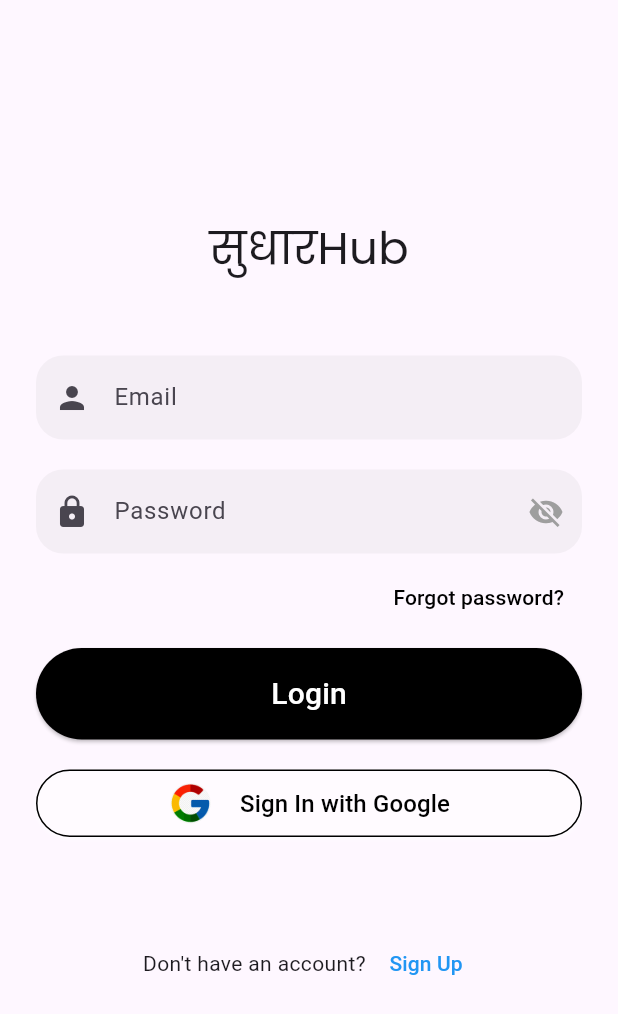
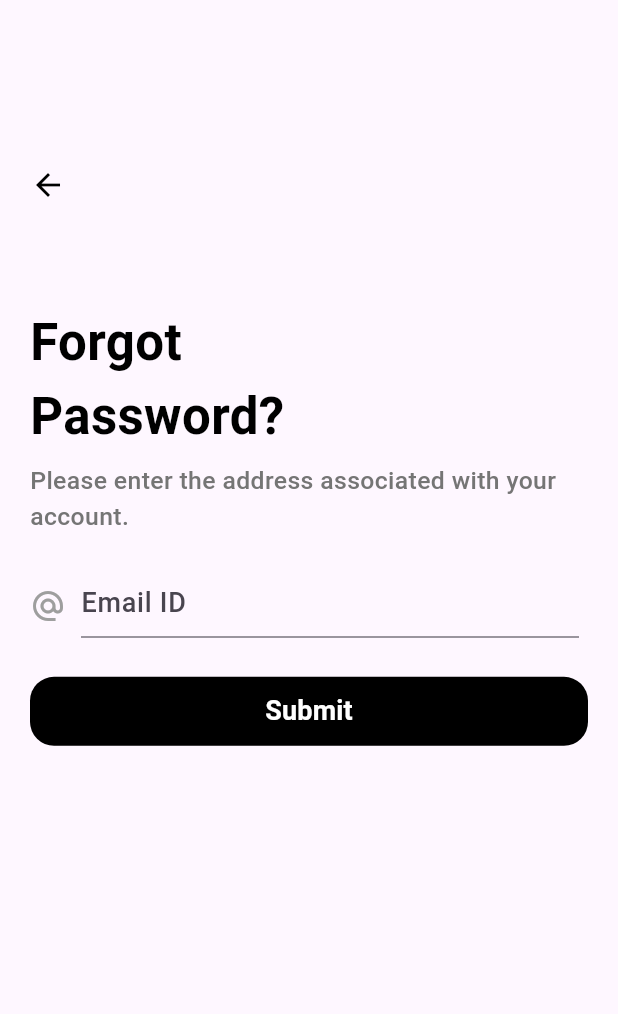
Before and after one commit to Kundalaryan/Sudhar_hubb, a Flutter app: the screen it shows after launch, after a tap on "Forgot password?", on a phone screen of 412 x 824 dp. Shown: the top 1014 px of the screen. Run offline on Flutter 3.47's test engine with Material 3 defaults, Android fonts, the phone set to English and light mode, and no system bars; our stand-ins replace cloud_firestore, firebase_auth, firebase_core, firebase_storage, geolocator, google_fonts and 3 more; missing offline and left inert: comment_box; accounts and stored records are empty.

Commit message:
Added comment and forget password

```diff
--- /dev/null
+++ b/lib/forget_password.dart
@@ -0,0 +1,183 @@
+import 'package:flutter/material.dart';
+import 'package:firebase_auth/firebase_auth.dart';
+
+import 'login_page.dart';
+
+class ForgotPassword extends StatefulWidget {
+  const ForgotPassword({Key? key}) : super(key: key);
+
+  @override
+  State<ForgotPassword> createState() => _ForgotPasswordState();
+}
+
+class _ForgotPasswordState extends State<ForgotPassword> {
+  final _formKey = GlobalKey<FormState>();
+  final _emailController = TextEditingController();
+
+  @override
+  Widget build(BuildContext context) {
+    // Password TextField
+    Widget _buildEmailTextField() {
+      return Container(
+        margin: const EdgeInsets.only(right: 6.0),
+        child: Row(
+          crossAxisAlignment: CrossAxisAlignment.center,
+          children: [
+            Container(
+              margin: const EdgeInsets.only(top: 6.0),
+              child: const Icon(
+                Icons.alternate_email_sharp,
+                color: Colors.grey,
+              ),
+            ),
+            const SizedBox(
+              width: 10.0,
+            ),
+            Expanded(
+              child: TextFormField(
+                controller: _emailController,
+                style: const TextStyle(
+                  fontSize: 18.0,
+                  fontWeight: FontWeight.w600,
+                ),
+                decoration: const InputDecoration(
+                  hintText: "Email ID ",
+                  hintStyle: TextStyle(
+                    fontSize: 18.0,
+                    fontWeight: FontWeight.w500,
+                  ),
+                  border: UnderlineInputBorder(
+                    borderSide: BorderSide(),
+                  ),
+                ),
+                validator: (value) {
+                  if (value == null || value.isEmpty) {
+                    return 'Please enter an email';
+                  }
+                  return null;
+                },
+              ),
+            ),
+          ],
+        ),
+      );
+    }
+
+    // Submit Button
+    Widget _buildSubmitBtn() {
+      return SizedBox(
+        width: MediaQuery.of(context).size.width,
+        child: MaterialButton(
+          elevation: 0.0,
+          highlightElevation: 0.0,
+          shape: RoundedRectangleBorder(
+            borderRadius: BorderRadius.circular(16.0),
+          ),
+          padding: const EdgeInsets.symmetric(vertical: 10.0),
+          color: Colors.black,
+          onPressed: () async {
+            if (_formKey.currentState!.validate()) {
+              try {
+                await FirebaseAuth.instance
+                    .sendPasswordResetEmail(email: _emailController.text);
+                ScaffoldMessenger.of(context).showSnackBar(
+                  const SnackBar(
+                    content: Text('Password reset email sent' '\n' 'Please Check Your Email'),
+                  ),
+                );
+                Navigator.of(context).pushReplacement(
+                  MaterialPageRoute(builder: (context) =>  LoginPage()),
+                );
+              } on FirebaseAuthException catch (e) {
+                ScaffoldMessenger.of(context).showSnackBar(
+                  SnackBar(
+                    content: Text(e.message ?? 'Error sending email'),
+                  ),
+                );
+              }
+            }
+          },
+          child: const Text(
+            "Submit",
+            style: TextStyle(
+              fontSize: 18.0,
+              color: Colors.white,
+              fontWeight: FontWeight.w700,
+            ),
+          ),
+        ),
+      );
+    }
+
+    return Scaffold(
+      body: SingleChildScrollView(
+        scrollDirection: Axis.vertical,
+        child: Container(
+          width: MediaQuery.of(context).size.width,
+          height: MediaQuery.of(context).size.height,
+          margin: const EdgeInsets.only(top: 25, left: 20.0, right: 20.0),
+          child: Column(
+            crossAxisAlignment: CrossAxisAlignment.start,
+            children: [
+              const SizedBox(
+                height: 18.0,
+              ),
+              Expanded(
+                //flex: 1,
+                child: GestureDetector(
+                  onTap: () => Navigator.pop(context),
+                  child: const Icon(
+                    Icons.arrow_back,
+                    color: Colors.black,
+                  ),
+                ),
+              ),
+              /* Expanded(
+
+                child: Image.asset(
+                  "assets/images/forgotpassword.jpeg",
+                ),
+              ),*/
+              Expanded(
+                flex: 4,
+                child: Form(
+                  key: _formKey,
+                  child: Column(
+                    children: [
+                      Column(
+                        crossAxisAlignment: CrossAxisAlignment.start,
+                        children: [
+                          const Text(
+                            "Forgot\nPassword?",
+                            style: TextStyle(
+                              color: Colors.black,
+                              fontSize: 34.0,
+                              fontWeight: FontWeight.bold,
+                            ),
+                          ),
+                          const SizedBox(height: 7.0),
+                          Text(
+                            "Please enter the address associated with your account.",
+                            style: TextStyle(
+                              fontSize: 16.5,
+                              color: Colors.grey.shade600,
+                              fontWeight: FontWeight.w500,
+                            ),
+                          ),
+                          const SizedBox(height: 20.0),
+                        ],
+                      ),
+                      _buildEmailTextField(),
+                      const SizedBox(height: 25.0),
+                      _buildSubmitBtn()
+                    ],
+                  ),
+                ),
+              )
+            ],
+          ),
+        ),
+      ),
+    );
+  }
+}
--- a/lib/login_page.dart
+++ b/lib/login_page.dart
@@ -1,6 +1,7 @@
 import 'package:flutter/material.dart';
 import 'package:google_fonts/google_fonts.dart';
 import 'package:provider/provider.dart';
+import 'package:test_app/forget_password.dart';
 import 'package:test_app/provider/auth_provider.dart';
 import 'package:test_app/signup_page.dart';
 
@@ -104,7 +105,9 @@ class _LoginPageState extends State<LoginPage> {
         Align(
           alignment: Alignment.centerRight,
           child:TextButton(
-              onPressed: () {},
+              onPressed: () {
+                Navigator.push(context, MaterialPageRoute(builder: (context)=>ForgotPassword()));
+              },
               child:
               const Text("Forgot password?",
                   style: TextStyle(color: Colors.black,),
```
Also changed, not shown: lib/comment_page.dart (added, +118 -0 lines), lib/feed_page.dart (+8 -1 lines).
